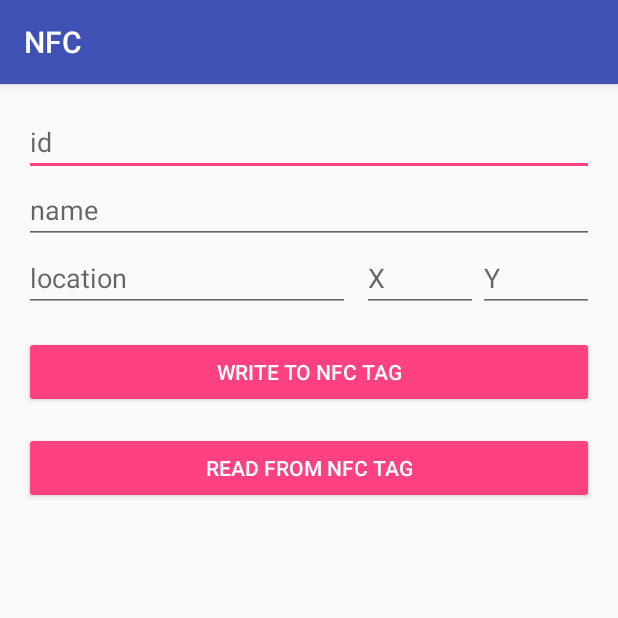
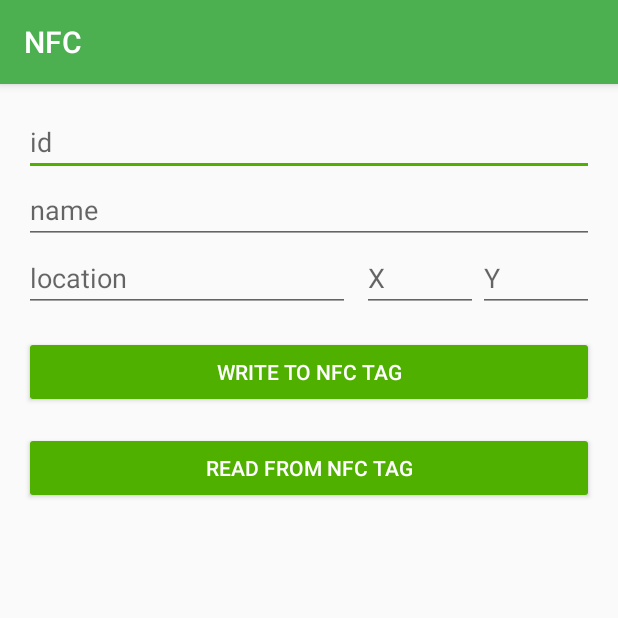
Before and after one commit to RaedAbr/RfidPlacing, an Android app: the screen it shows after launch (MainActivity), on a phone screen of 412 x 824 dp, the top half of it. Run offline under Robolectric (Android 15) with nearby library versions, the light colour scheme and no system bars.

Commit message:
update android app theme

```diff
--- a/android/NFC/app/src/main/AndroidManifest.xml
+++ b/android/NFC/app/src/main/AndroidManifest.xml
@@ -11,7 +11,8 @@
         android:label="@string/app_name"
         android:supportsRtl="true"
         android:theme="@style/AppTheme">
-        <activity android:name=".MainActivity">
+        <activity android:name=".MainActivity"
+            android:theme="@style/AppTheme">
             <intent-filter>
                 <action android:name="android.intent.action.MAIN" />
 
--- a/android/NFC/app/src/main/res/values/colors.xml
+++ b/android/NFC/app/src/main/res/values/colors.xml
@@ -1,6 +1,6 @@
 <?xml version="1.0" encoding="utf-8"?>
 <resources>
-    <color name="colorPrimary">#3F51B5</color>
-    <color name="colorPrimaryDark">#303F9F</color>
-    <color name="colorAccent">#FF4081</color>
+    <color name="colorPrimary">#4caf50</color>
+    <color name="colorPrimaryDark">#317534</color>
+    <color name="colorAccent">#50b000</color>
 </resources>
```
Also changed, not shown: 1 other file.
